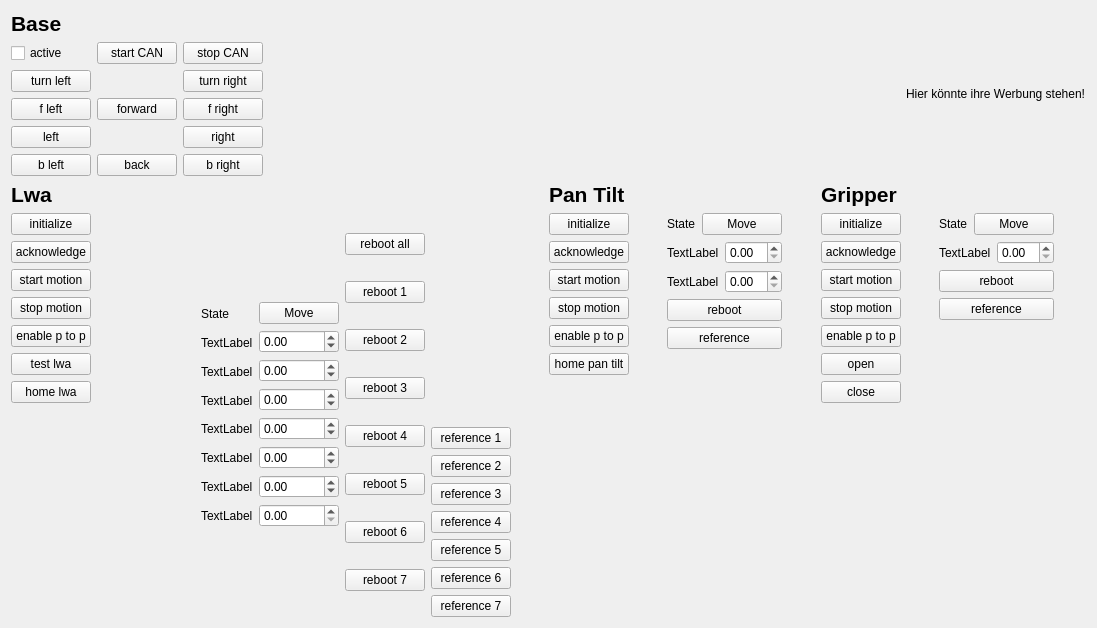
Above: omnirob_robin_rqt/resource/OmnirobDashboard.ui from robinJKU/omnirob_robin before the change. Below: the same form after it.
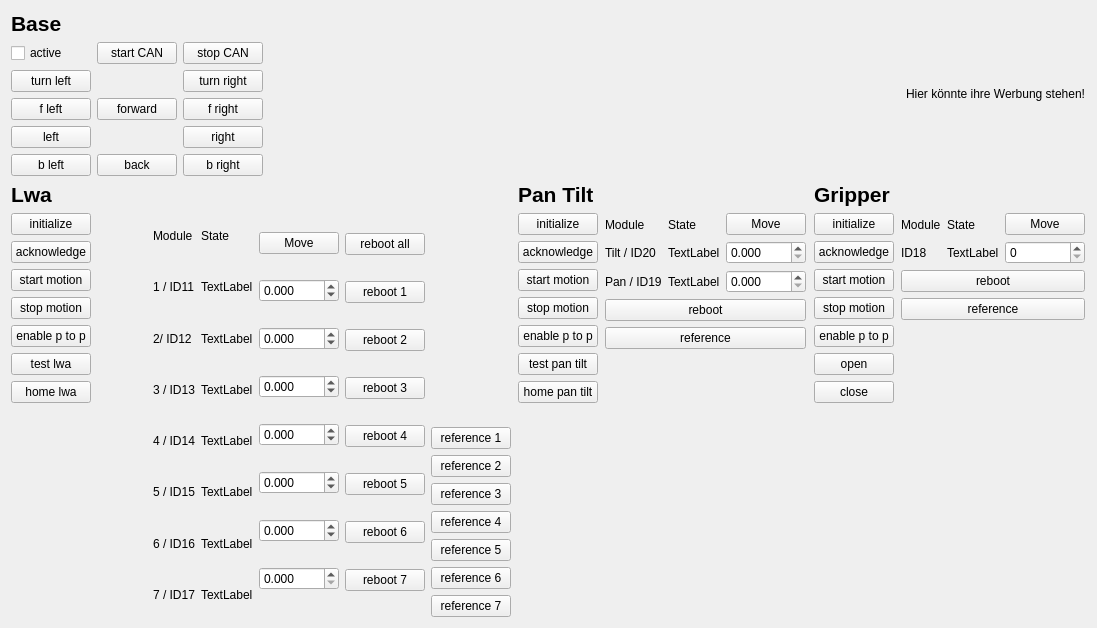
That is the form after the change.

Commit message: omnirob dashboard start script added, new GUI functions(tracking of current joint state)

```diff
--- a/omnirob_robin_rqt/resource/OmnirobDashboard.ui
+++ b/omnirob_robin_rqt/resource/OmnirobDashboard.ui
@@ -270,9 +270,88 @@
           </spacer>
          </item>
          <item>
-          <layout class="QVBoxLayout" name="verticalLayout_6">
-           <item>
             <layout class="QHBoxLayout" name="horizontalLayout_3">
+           <item>
+            <layout class="QVBoxLayout" name="verticalLayout_21">
+             <item>
+              <widget class="QLabel" name="module_label_1">
+               <property name="text">
+                <string>Module</string>
+               </property>
+              </widget>
+             </item>
+             <item>
+              <widget class="QLabel" name="module_label_3">
+               <property name="text">
+                <string>1 / ID11</string>
+               </property>
+               <property name="textFormat">
+                <enum>Qt::AutoText</enum>
+               </property>
+              </widget>
+             </item>
+             <item>
+              <widget class="QLabel" name="module_label_2">
+               <property name="text">
+                <string>2/ ID12</string>
+               </property>
+               <property name="textFormat">
+                <enum>Qt::AutoText</enum>
+               </property>
+              </widget>
+             </item>
+             <item>
+              <widget class="QLabel" name="module_label_8">
+               <property name="text">
+                <string>3 / ID13</string>
+               </property>
+               <property name="textFormat">
+                <enum>Qt::AutoText</enum>
+               </property>
+              </widget>
+             </item>
+             <item>
+              <widget class="QLabel" name="module_label_7">
+               <property name="text">
+                <string>4 / ID14</string>
+               </property>
+               <property name="textFormat">
+                <enum>Qt::AutoText</enum>
+               </property>
+              </widget>
+             </item>
+             <item>
+              <widget class="QLabel" name="module_label_6">
+               <property name="text">
+                <string>5 / ID15</string>
+               </property>
+               <property name="textFormat">
+                <enum>Qt::AutoText</enum>
+               </property>
+              </widget>
+             </item>
+             <item>
+              <widget class="QLabel" name="module_label_5">
+               <property name="text">
+                <string>6 / ID16</string>
+               </property>
+               <property name="textFormat">
+                <enum>Qt::AutoText</enum>
+               </property>
+              </widget>
+             </item>
+             <item>
+              <widget class="QLabel" name="module_label_4">
+               <property name="text">
+                <string>7 / ID17</string>
+               </property>
+               <property name="textFormat">
+                <enum>Qt::AutoText</enum>
+               </property>
+              </widget>
+             </item>
+            </layout>
+           </item>
              <item>
               <layout class="QVBoxLayout" name="verticalLayout_7">
                <item>
@@ -344,6 +423,9 @@
                </item>
                <item>
                 <widget class="QDoubleSpinBox" name="lwa_goal_1">
+               <property name="decimals">
+                <number>3</number>
+               </property>
                  <property name="minimum">
                   <double>-1.000000000000000</double>
                  </property>
@@ -357,6 +439,9 @@
                </item>
                <item>
                 <widget class="QDoubleSpinBox" name="lwa_goal_2">
+               <property name="decimals">
+                <number>3</number>
+               </property>
                  <property name="minimum">
                   <double>-2.000000000000000</double>
                  </property>
@@ -370,6 +455,9 @@
                </item>
                <item>
                 <widget class="QDoubleSpinBox" name="lwa_goal_3">
+               <property name="decimals">
+                <number>3</number>
+               </property>
                  <property name="minimum">
                   <double>-2.000000000000000</double>
                  </property>
@@ -383,6 +471,9 @@
                </item>
                <item>
                 <widget class="QDoubleSpinBox" name="lwa_goal_4">
+               <property name="decimals">
+                <number>3</number>
+               </property>
                  <property name="minimum">
                   <double>-2.000000000000000</double>
                  </property>
@@ -396,6 +487,9 @@
                </item>
                <item>
                 <widget class="QDoubleSpinBox" name="lwa_goal_5">
+               <property name="decimals">
+                <number>3</number>
+               </property>
                  <property name="minimum">
                   <double>-2.000000000000000</double>
                  </property>
@@ -409,6 +503,9 @@
                </item>
                <item>
                 <widget class="QDoubleSpinBox" name="lwa_goal_6">
+               <property name="decimals">
+                <number>3</number>
+               </property>
                  <property name="minimum">
                   <double>-2.000000000000000</double>
                  </property>
@@ -422,6 +519,9 @@
                </item>
                <item>
                 <widget class="QDoubleSpinBox" name="lwa_goal_7">
+               <property name="decimals">
+                <number>3</number>
+               </property>
                  <property name="singleStep">
                   <double>0.100000000000000</double>
                  </property>
@@ -431,7 +531,8 @@
              </item>
             </layout>
            </item>
-          </layout>
+         <item>
+          <layout class="QVBoxLayout" name="verticalLayout_6"/>
          </item>
          <item>
           <layout class="QVBoxLayout" name="verticalLayout_5">
@@ -654,6 +755,13 @@
              </property>
             </widget>
            </item>
+           <item>
+            <widget class="QPushButton" name="pan_tilt_test">
+             <property name="text">
+              <string>test pan tilt</string>
+             </property>
+            </widget>
+           </item>
            <item>
             <widget class="QPushButton" name="pan_tilt_home">
              <property name="text">
@@ -692,7 +800,34 @@
          <item>
           <layout class="QVBoxLayout" name="verticalLayout_12">
            <item>
-            <layout class="QHBoxLayout" name="horizontalLayout_6">
+            <layout class="QHBoxLayout" name="horizontalLayout_7">
+             <item>
+              <layout class="QVBoxLayout" name="verticalLayout_22">
+               <item>
+                <widget class="QLabel" name="module_label_20">
+                 <property name="text">
+                  <string>Module</string>
+                 </property>
+                </widget>
+               </item>
+               <item>
+                <widget class="QLabel" name="module_label_22">
+                 <property name="text">
+                  <string>Tilt / ID20</string>
+                 </property>
+                </widget>
+               </item>
+               <item>
+                <widget class="QLabel" name="module_label_21">
+                 <property name="text">
+                  <string>Pan / ID19</string>
+                 </property>
+                </widget>
+               </item>
+              </layout>
+             </item>
+             <item>
+              <layout class="QVBoxLayout" name="verticalLayout_23">
              <item>
               <widget class="QLabel" name="pan_tilt_state_label">
                <property name="text">
@@ -701,17 +836,6 @@
               </widget>
              </item>
              <item>
-              <widget class="QPushButton" name="pan_tilt_move">
-               <property name="text">
-                <string>Move</string>
-               </property>
-              </widget>
-             </item>
-            </layout>
-           </item>
-           <item>
-            <layout class="QHBoxLayout" name="horizontalLayout_8">
-             <item>
               <widget class="QLabel" name="pan_tilt_state_1">
                <property name="text">
                 <string>TextLabel</string>
@@ -719,29 +843,44 @@
               </widget>
              </item>
              <item>
-              <widget class="QDoubleSpinBox" name="pan_tilt_goal_1">
-               <property name="singleStep">
-                <double>0.100000000000000</double>
-               </property>
-              </widget>
-             </item>
-            </layout>
-           </item>
-           <item>
-            <layout class="QHBoxLayout" name="horizontalLayout_7">
-             <item>
               <widget class="QLabel" name="pan_tilt_state_2">
                <property name="text">
                 <string>TextLabel</string>
                </property>
               </widget>
              </item>
+              </layout>
+             </item>
+             <item>
+              <layout class="QVBoxLayout" name="verticalLayout_24">
+               <item>
+                <widget class="QPushButton" name="pan_tilt_move">
+                 <property name="text">
+                  <string>Move</string>
+                 </property>
+                </widget>
+               </item>
+               <item>
+                <widget class="QDoubleSpinBox" name="pan_tilt_goal_1">
+                 <property name="decimals">
+                  <number>3</number>
+                 </property>
+                 <property name="singleStep">
+                  <double>0.100000000000000</double>
+                 </property>
+                </widget>
+               </item>
              <item>
               <widget class="QDoubleSpinBox" name="pan_tilt_goal_2">
+                 <property name="decimals">
+                  <number>3</number>
+                 </property>
                <property name="singleStep">
                 <double>0.100000000000000</double>
                </property>
               </widget>
+               </item>
+              </layout>
              </item>
             </layout>
            </item>
@@ -906,38 +1045,66 @@
          <item>
           <layout class="QVBoxLayout" name="verticalLayout_14">
            <item>
-            <layout class="QHBoxLayout" name="horizontalLayout_10">
-             <item>
-              <widget class="QLabel" name="gripper_state_Label">
-               <property name="text">
-                <string>State</string>
-               </property>
-              </widget>
-             </item>
-             <item>
-              <widget class="QPushButton" name="gripper_move">
-               <property name="text">
-                <string>Move</string>
-               </property>
-              </widget>
-             </item>
-            </layout>
+            <layout class="QHBoxLayout" name="horizontalLayout_10"/>
            </item>
            <item>
             <layout class="QHBoxLayout" name="horizontalLayout_11">
              <item>
+              <layout class="QVBoxLayout" name="verticalLayout_27">
+               <item>
+                <widget class="QLabel" name="modules_label_30">
+                 <property name="text">
+                  <string>Module</string>
+                 </property>
+                </widget>
+               </item>
+               <item>
+                <widget class="QLabel" name="module_label_31">
+                 <property name="text">
+                  <string>ID18</string>
+                 </property>
+                </widget>
+               </item>
+              </layout>
+             </item>
+             <item>
+              <layout class="QVBoxLayout" name="verticalLayout_25">
+               <item>
+                <widget class="QLabel" name="gripper_state_Label">
+                 <property name="text">
+                  <string>State</string>
+                 </property>
+                </widget>
+               </item>
+               <item>
               <widget class="QLabel" name="gripper_state">
                <property name="text">
                 <string>TextLabel</string>
                </property>
               </widget>
              </item>
+              </layout>
+             </item>
+             <item>
+              <layout class="QVBoxLayout" name="verticalLayout_26">
+               <item>
+                <widget class="QPushButton" name="gripper_move">
+                 <property name="text">
+                  <string>Move</string>
+                 </property>
+                </widget>
+               </item>
              <item>
               <widget class="QDoubleSpinBox" name="gripper_goal">
+                 <property name="decimals">
+                  <number>0</number>
+                 </property>
                <property name="singleStep">
                 <double>0.100000000000000</double>
                </property>
               </widget>
+               </item>
+              </layout>
              </item>
             </layout>
            </item>
```
Lines whose indentation alone changed are shown as unchanged. The commit also changes 3 other files.
